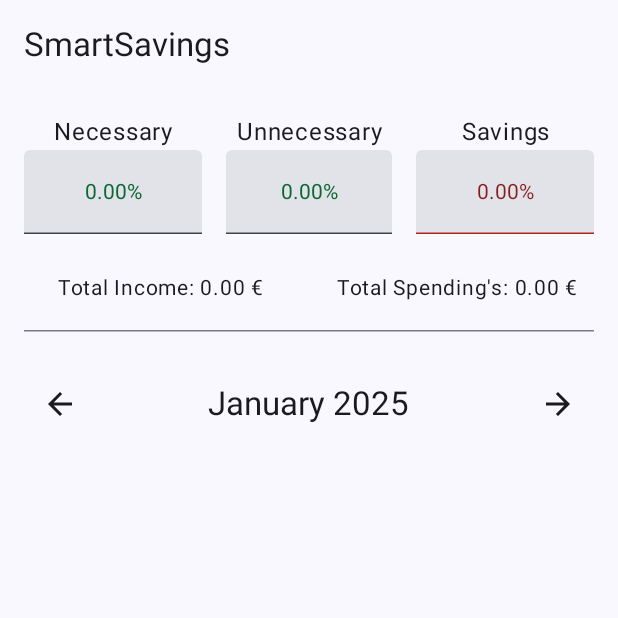
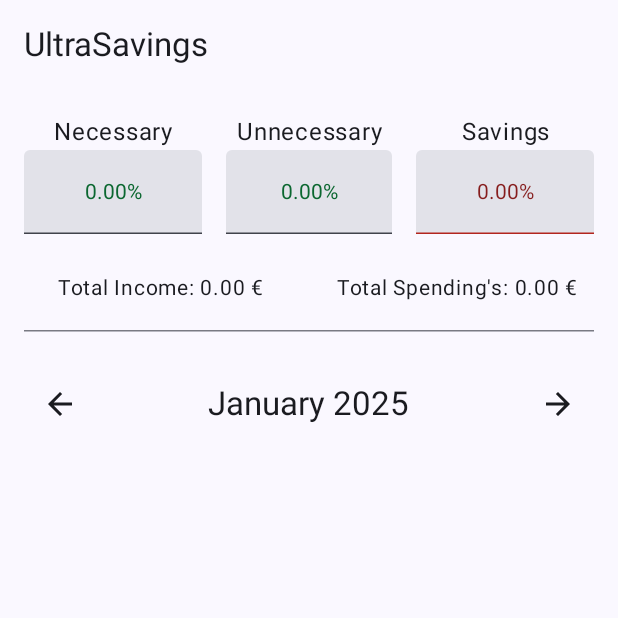
Before and after one commit to oscar-gom/50-30-20-Based-App, an Android app built with Jetpack Compose: the screen it shows after launch (MainActivity), on a phone screen of 412 x 824 dp, the top half of it. Run offline under Robolectric (Android 15) with nearby library versions, the phone set to English and light mode, and no system bars; our stand-ins replace Room's generated code.

Commit message:
multiple changes

```diff
--- a/app/src/main/res/values/strings.xml
+++ b/app/src/main/res/values/strings.xml
@@ -1,5 +1,5 @@
 <resources>
-    <string name="app_name">SmartSavings</string>
+    <string name="app_name">UltraSavings</string>
     <string name="labelDescriptionTF">Description</string>
     <string name="hintDescriptionTF">Add your description</string>
     <string name="labelAmountTF">Amount</string>
```
Also changed, not shown: 1 other file.
